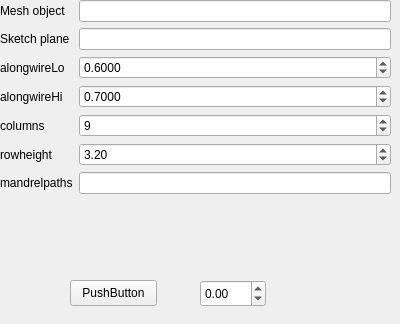
First picture: the form in freecadmacros/stockviewertask.ui, repository trilbytim/geodesic, before the edit.
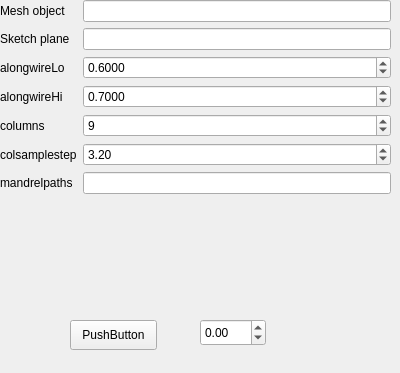
Second picture: the form after the edit.

Commit message: stockviewer work so it now calculates the perpendicular surface

What changed in the file:
```diff
--- a/freecadmacros/stockviewertask.ui
+++ b/freecadmacros/stockviewertask.ui
@@ -7,7 +7,7 @@
     <x>0</x>
     <y>0</y>
     <width>400</width>
-    <height>324</height>
+    <height>373</height>
    </rect>
   </property>
   <property name="sizePolicy">
@@ -23,9 +23,9 @@
    <property name="geometry">
     <rect>
      <x>70</x>
-     <y>280</y>
+     <y>320</y>
      <width>87</width>
-     <height>26</height>
+     <height>30</height>
     </rect>
    </property>
    <property name="text">
@@ -36,7 +36,7 @@
    <property name="geometry">
     <rect>
      <x>200</x>
-     <y>280</y>
+     <y>319</y>
      <width>66</width>
      <height>27</height>
     </rect>
@@ -54,7 +54,7 @@
      <x>0</x>
      <y>0</y>
      <width>391</width>
-     <height>268</height>
+     <height>301</height>
     </rect>
    </property>
    <layout class="QFormLayout" name="formLayout">
@@ -147,7 +147,7 @@
     <item row="5" column="0">
      <widget class="QLabel" name="labrowheight">
       <property name="text">
-       <string>rowheight</string>
+       <string>colsamplestep</string>
       </property>
      </widget>
     </item>
```
Left out of the diff: 7 changed lines with no effect on the pictures. The commit also changes 1 other file.
